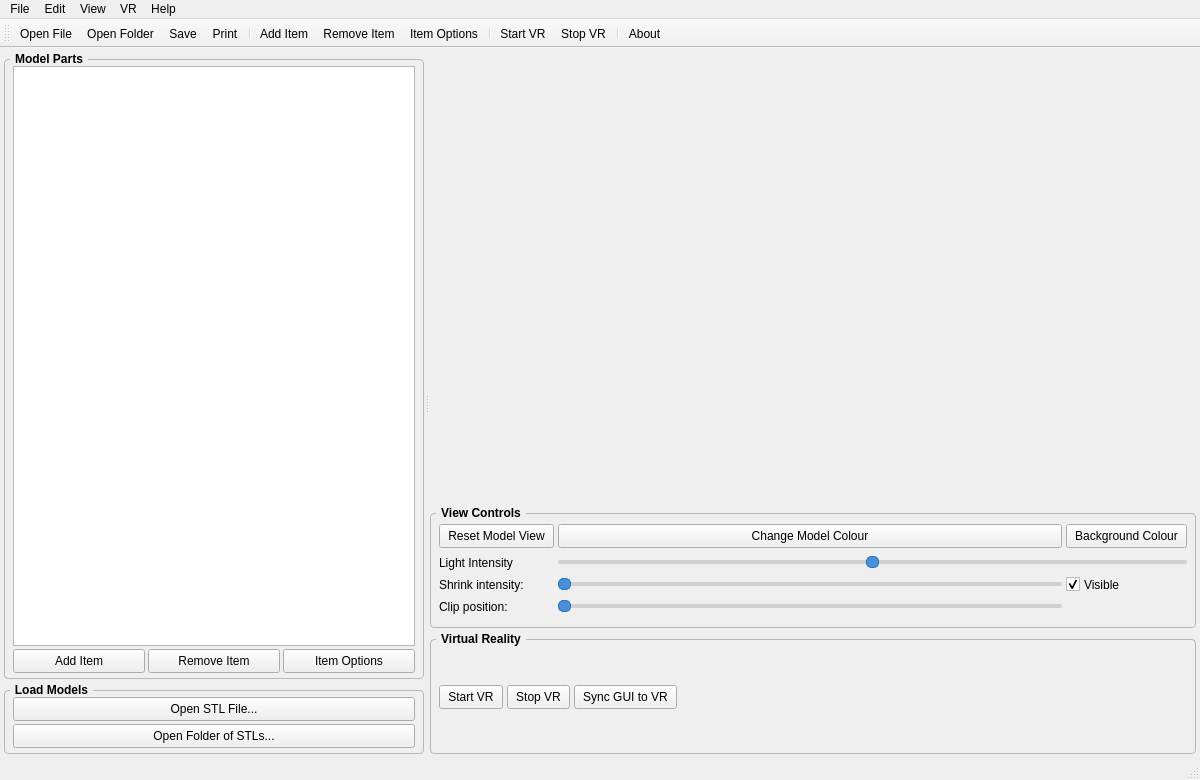
Qt form week3/mainwindow.ui (tonadey/Group13_Project) before a commit.
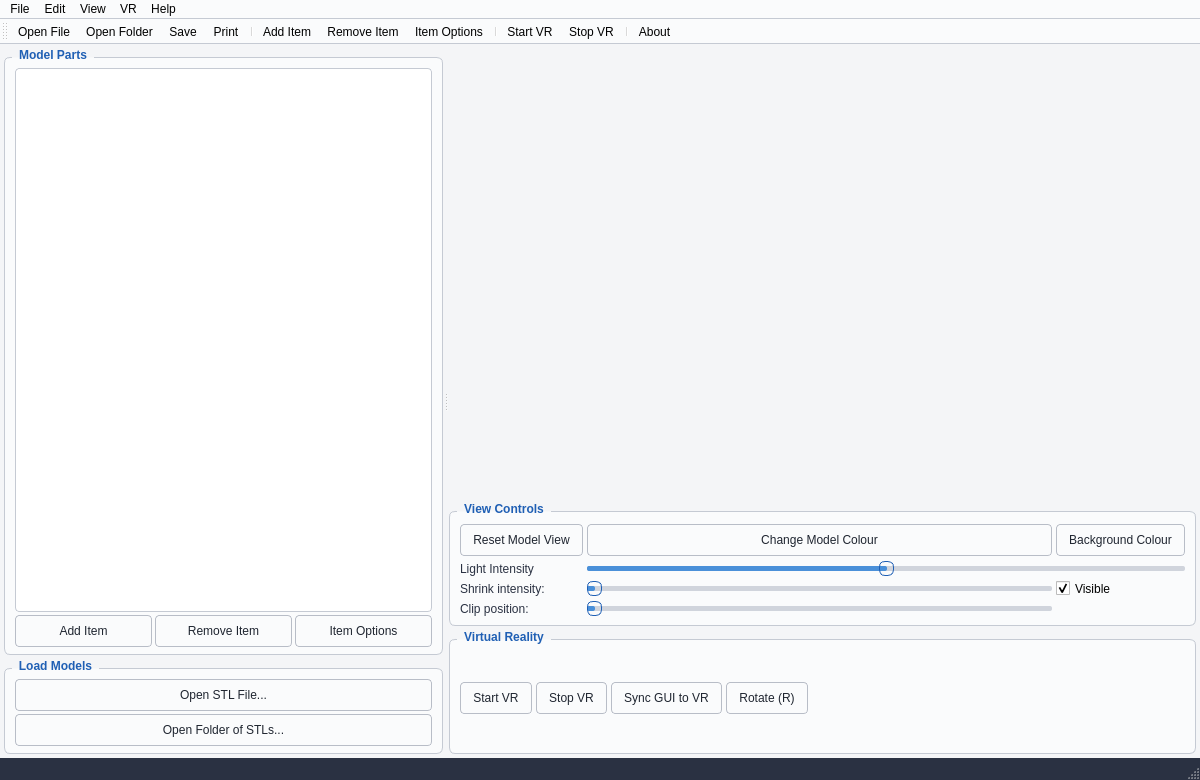
The same form after that commit. Icons and pictures are not drawn. Custom widgets are drawn as their Qt base class.

Commit message: Update week3: enhance mainwindow UI/logic, VR thread, CMake

```diff
--- a/week3/mainwindow.ui
+++ b/week3/mainwindow.ui
@@ -14,41 +14,103 @@
    <string>Group 13 - CAD Viewer</string>
   </property>
   <property name="styleSheet">
-   <string notr="true">QGroupBox {
-    font-weight: bold;
-    border: 1px solid #b8b8b8;
-    border-radius: 4px;
-    margin-top: 7px;
-    padding: 4px 4px 3px 4px;
+   <string notr="true">QMainWindow {
+    background: #f4f5f7;
+}
+QGroupBox {
+    font-weight: 600;
+    color: #2a3142;
+    border: 1px solid #c5cad3;
+    border-radius: 6px;
+    margin-top: 9px;
+    padding: 8px 6px 5px 6px;
+    background: #fafbfc;
 }
 QGroupBox::title {
     subcontrol-origin: margin;
     subcontrol-position: top left;
-    left: 6px;
-    padding: 0 3px;
+    left: 8px;
+    padding: 0 5px;
+    color: #1f5fb4;
 }
 QPushButton {
-    padding: 2px 8px;
-    min-height: 18px;
+    padding: 4px 12px;
+    min-height: 22px;
+    border: 1px solid #b8bdc7;
+    border-radius: 4px;
+    background: qlineargradient(x1:0, y1:0, x2:0, y2:1,
+                                stop:0 #ffffff, stop:1 #e8ecf2);
+    color: #1f2530;
 }
-QCheckBox { spacing: 4px; }
-QLabel { padding: 0; }
+QPushButton:hover {
+    border-color: #4a90d9;
+    background: qlineargradient(x1:0, y1:0, x2:0, y2:1,
+                                stop:0 #ffffff, stop:1 #d6e4f5);
+}
+QPushButton:pressed {
+    background: #c2d4ec;
+}
+QPushButton:disabled {
+    color: #a0a4ad;
+    background: #ededed;
+}
+QCheckBox { spacing: 5px; }
+QLabel { padding: 0; color: #2a3142; }
+QTreeView {
+    border: 1px solid #c5cad3;
+    border-radius: 4px;
+    background: #ffffff;
+    alternate-background-color: #f5f7fa;
+    selection-background-color: #4a90d9;
+    selection-color: #ffffff;
+}
+QTreeView::item { padding: 2px 0; }
 QDoubleSpinBox, QSpinBox {
     padding: 1px 2px;
-    min-height: 16px;
+    min-height: 18px;
+    border: 1px solid #b8bdc7;
+    border-radius: 3px;
 }
 QSlider::groove:horizontal {
-    height: 4px;
-    background: #d0d0d0;
+    height: 5px;
+    background: #d0d4dc;
     border-radius: 2px;
 }
-QSlider::handle:horizontal {
-    width: 11px;
-    margin: -4px 0;
+QSlider::sub-page:horizontal {
     background: #4a90d9;
-    border-radius: 5px;
-    border: 1px solid #2a70b9;
-}</string>
+    border-radius: 2px;
+}
+QSlider::handle:horizontal {
+    width: 13px;
+    margin: -5px 0;
+    background: qradialgradient(cx:0.5, cy:0.5, radius:0.5,
+                                fx:0.5, fy:0.4,
+                                stop:0 #6aa9e0, stop:1 #2a70b9);
+    border-radius: 6px;
+    border: 1px solid #1f5fb4;
+}
+QSlider::handle:horizontal:hover {
+    background: qradialgradient(cx:0.5, cy:0.5, radius:0.5,
+                                fx:0.5, fy:0.4,
+                                stop:0 #87bce7, stop:1 #3a80c9);
+}
+QStatusBar {
+    background: #2a3142;
+    color: #e8ecf2;
+}
+QToolBar {
+    border-bottom: 1px solid #c5cad3;
+    background: #fafbfc;
+    spacing: 2px;
+    padding: 2px;
+}
+QMenuBar {
+    background: #fafbfc;
+    border-bottom: 1px solid #c5cad3;
+}
+QMenuBar::item:selected { background: #d6e4f5; }
+QMenu { background: #ffffff; border: 1px solid #c5cad3; }
+QMenu::item:selected { background: #4a90d9; color: #ffffff; }</string>
   </property>
   <widget class="QWidget" name="centralwidget">
    <layout class="QHBoxLayout" name="horizontalLayout_main">
@@ -389,6 +451,22 @@
              <property name="text">
               <string>Sync GUI to VR</string>
              </property>
+             <property name="toolTip">
+              <string>Push current scene (filters, colours, visibility) into the running headset</string>
+             </property>
+            </widget>
+           </item>
+           <item>
+            <widget class="QPushButton" name="vrRotateButton">
+             <property name="text">
+              <string>Rotate (R)</string>
+             </property>
+             <property name="toolTip">
+              <string>Spin the model around Y axis inside VR. Same as pressing R.</string>
+             </property>
+             <property name="checkable">
+              <bool>true</bool>
+             </property>
             </widget>
            </item>
            <item>
```
Left out of the diff: 55 changed lines with no effect on the pictures. The commit also changes 5 other files.
